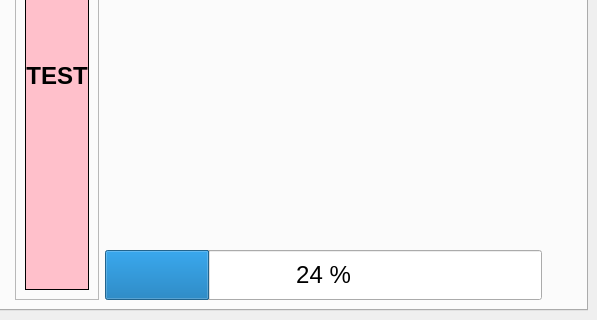
LowellInstruments/ddh5, file ddh/gui/gui_ddh.ui: the form before one commit; both pictures show x 221 to 818 and y 206 to 526 of the 818 by 526 pixel window.
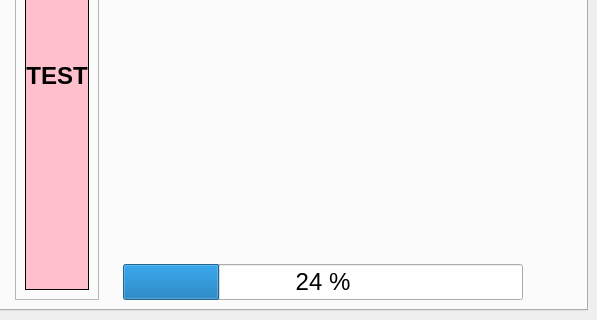
The form after the commit. Icons and pictures are not drawn.

Patch:
```diff
--- a/ddh/gui/gui_ddh.ui
+++ b/ddh/gui/gui_ddh.ui
@@ -624,7 +624,7 @@
          </widget>
         </item>
         <item>
-         <layout class="QVBoxLayout" name="verticalLayout_11" stretch="1,5,1">
+         <layout class="QVBoxLayout" name="verticalLayout_11" stretch="1,5,0">
           <property name="sizeConstraint">
            <enum>QLayout::SetNoConstraint</enum>
           </property>
@@ -727,6 +727,21 @@
            </layout>
           </item>
           <item>
+           <layout class="QHBoxLayout" name="horizontalLayout_9">
+            <item>
+             <spacer name="horizontalSpacer_6">
+              <property name="orientation">
+               <enum>Qt::Horizontal</enum>
+              </property>
+              <property name="sizeHint" stdset="0">
+               <size>
+                <width>40</width>
+                <height>20</height>
+               </size>
+              </property>
+             </spacer>
+            </item>
+            <item>
            <widget class="QProgressBar" name="bar_dl">
             <property name="sizePolicy">
              <sizepolicy hsizetype="Preferred" vsizetype="Preferred">
@@ -734,9 +749,15 @@
               <verstretch>0</verstretch>
              </sizepolicy>
             </property>
+              <property name="minimumSize">
+               <size>
+                <width>400</width>
+                <height>0</height>
+               </size>
+              </property>
             <property name="maximumSize">
              <size>
-              <width>16777215</width>
+                <width>400</width>
               <height>50</height>
              </size>
             </property>
@@ -747,6 +768,21 @@
              <string>%p %</string>
             </property>
            </widget>
+            </item>
+            <item>
+             <spacer name="horizontalSpacer_27">
+              <property name="orientation">
+               <enum>Qt::Horizontal</enum>
+              </property>
+              <property name="sizeHint" stdset="0">
+               <size>
+                <width>40</width>
+                <height>20</height>
+               </size>
+              </property>
+             </spacer>
+            </item>
+           </layout>
           </item>
          </layout>
         </item>
```
Lines whose indentation alone changed are shown as unchanged.
